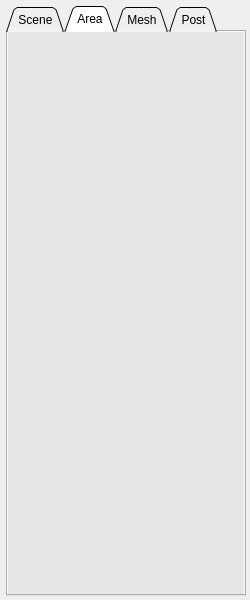
Before: the Qt Designer form ShaderEditor/qt/project/tweaker.ui in karajensen/shader-editor, drawn with Qt 5.
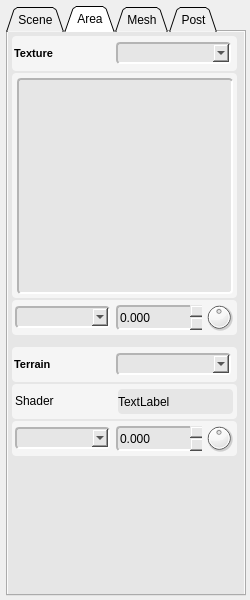
After: the same form once the commit is applied. The open tabs and pages were chosen to show the change.

Commit message: adding texture and terrain to qt

What changed in the file:
```diff
--- a/ShaderEditor/qt/project/tweaker.ui
+++ b/ShaderEditor/qt/project/tweaker.ui
@@ -1698,8 +1698,8 @@
         <rect>
          <x>0</x>
          <y>0</y>
-         <width>230</width>
-         <height>561</height>
+         <width>260</width>
+         <height>626</height>
         </rect>
        </property>
        <layout class="QVBoxLayout" name="lightLayout">
@@ -1713,7 +1713,789 @@
          <number>4</number>
         </property>
         <item>
-         <spacer name="_lightSpacer">
+         <widget class="QFrame" name="selectedTexture">
+          <property name="sizePolicy">
+           <sizepolicy hsizetype="Fixed" vsizetype="Fixed">
+            <horstretch>0</horstretch>
+            <verstretch>0</verstretch>
+           </sizepolicy>
+          </property>
+          <property name="minimumSize">
+           <size>
+            <width>225</width>
+            <height>35</height>
+           </size>
+          </property>
+          <property name="maximumSize">
+           <size>
+            <width>225</width>
+            <height>35</height>
+           </size>
+          </property>
+          <property name="styleSheet">
+           <string notr="true">background-color: rgb(245, 245, 245);
+border-radius: 4px;</string>
+          </property>
+          <property name="frameShape">
+           <enum>QFrame::Panel</enum>
+          </property>
+          <property name="frameShadow">
+           <enum>QFrame::Raised</enum>
+          </property>
+          <widget class="QLabel" name="selectedTexture_lbl">
+           <property name="geometry">
+            <rect>
+             <x>2</x>
+             <y>2</y>
+             <width>100</width>
+             <height>30</height>
+            </rect>
+           </property>
+           <property name="sizePolicy">
+            <sizepolicy hsizetype="Fixed" vsizetype="Fixed">
+             <horstretch>0</horstretch>
+             <verstretch>0</verstretch>
+            </sizepolicy>
+           </property>
+           <property name="minimumSize">
+            <size>
+             <width>100</width>
+             <height>30</height>
+            </size>
+           </property>
+           <property name="maximumSize">
+            <size>
+             <width>100</width>
+             <height>30</height>
+            </size>
+           </property>
+           <property name="font">
+            <font>
+             <pointsize>8</pointsize>
+             <weight>75</weight>
+             <bold>true</bold>
+            </font>
+           </property>
+           <property name="text">
+            <string>Texture</string>
+           </property>
+           <property name="margin">
+            <number>1</number>
+           </property>
+          </widget>
+          <widget class="QComboBox" name="selectedTexture_box">
+           <property name="geometry">
+            <rect>
+             <x>104</x>
+             <y>6</y>
+             <width>115</width>
+             <height>22</height>
+            </rect>
+           </property>
+           <property name="sizePolicy">
+            <sizepolicy hsizetype="Fixed" vsizetype="Fixed">
+             <horstretch>0</horstretch>
+             <verstretch>0</verstretch>
+            </sizepolicy>
+           </property>
+           <property name="minimumSize">
+            <size>
+             <width>115</width>
+             <height>22</height>
+            </size>
+           </property>
+           <property name="maximumSize">
+            <size>
+             <width>115</width>
+             <height>22</height>
+            </size>
+           </property>
+           <property name="baseSize">
+            <size>
+             <width>115</width>
+             <height>25</height>
+            </size>
+           </property>
+           <property name="styleSheet">
+            <string notr="true">background-color: rgb(230, 230, 230);
+border-top-color: rgb(180, 180, 180);
+border-left-color: rgb(180, 180, 180);
+border-bottom-color: rgb(255, 255, 255);
+border-right-color: rgb(255, 255, 255);
+border-style: solid;
+border-width: 2px;</string>
+           </property>
+           <property name="editable">
+            <bool>false</bool>
+           </property>
+           <property name="currentIndex">
+            <number>-1</number>
+           </property>
+           <property name="minimumContentsLength">
+            <number>0</number>
+           </property>
+           <property name="frame">
+            <bool>false</bool>
+           </property>
+          </widget>
+         </widget>
+        </item>
+        <item>
+         <widget class="QFrame" name="displayTexture">
+          <property name="sizePolicy">
+           <sizepolicy hsizetype="Fixed" vsizetype="Fixed">
+            <horstretch>0</horstretch>
+            <verstretch>0</verstretch>
+           </sizepolicy>
+          </property>
+          <property name="minimumSize">
+           <size>
+            <width>225</width>
+            <height>225</height>
+           </size>
+          </property>
+          <property name="maximumSize">
+           <size>
+            <width>225</width>
+            <height>225</height>
+           </size>
+          </property>
+          <property name="styleSheet">
+           <string notr="true">background-color: rgb(245, 245, 245);
+border-radius: 4px;</string>
+          </property>
+          <property name="frameShape">
+           <enum>QFrame::Panel</enum>
+          </property>
+          <property name="frameShadow">
+           <enum>QFrame::Raised</enum>
+          </property>
+          <widget class="QPushButton" name="displayTexture_btn">
+           <property name="geometry">
+            <rect>
+             <x>5</x>
+             <y>5</y>
+             <width>216</width>
+             <height>216</height>
+            </rect>
+           </property>
+           <property name="styleSheet">
+            <string notr="true">background-color: rgb(230, 230, 230);
+border-bottom-color: rgb(255, 255, 255);
+border-right-color: rgb(255, 255, 255);
+border-top-color: rgb(180, 180, 180);
+border-left-color: rgb(180, 180, 180);
+border-style: solid;
+border-width: 2px;</string>
+           </property>
+           <property name="text">
+            <string/>
+           </property>
+           <property name="default">
+            <bool>false</bool>
+           </property>
+          </widget>
+         </widget>
+        </item>
+        <item>
+         <widget class="QFrame" name="textureAttributes">
+          <property name="minimumSize">
+           <size>
+            <width>225</width>
+            <height>35</height>
+           </size>
+          </property>
+          <property name="maximumSize">
+           <size>
+            <width>225</width>
+            <height>35</height>
+           </size>
+          </property>
+          <property name="styleSheet">
+           <string notr="true">background-color: rgb(245, 245, 245);
+border-radius: 4px;</string>
+          </property>
+          <property name="frameShape">
+           <enum>QFrame::NoFrame</enum>
+          </property>
+          <property name="frameShadow">
+           <enum>QFrame::Plain</enum>
+          </property>
+          <property name="lineWidth">
+           <number>0</number>
+          </property>
+          <widget class="QDoubleSpinBox" name="textureAttributes_value">
+           <property name="geometry">
+            <rect>
+             <x>104</x>
+             <y>5</y>
+             <width>86</width>
+             <height>25</height>
+            </rect>
+           </property>
+           <property name="sizePolicy">
+            <sizepolicy hsizetype="Fixed" vsizetype="Fixed">
+             <horstretch>0</horstretch>
+             <verstretch>0</verstretch>
+            </sizepolicy>
+           </property>
+           <property name="minimumSize">
+            <size>
+             <width>86</width>
+             <height>25</height>
+            </size>
+           </property>
+           <property name="maximumSize">
+            <size>
+             <width>86</width>
+             <height>25</height>
+            </size>
+           </property>
+           <property name="styleSheet">
+            <string notr="true">background-color: rgb(230, 230, 230);
+border-top-color: rgb(180, 180, 180);
+border-left-color: rgb(180, 180, 180);
+border-bottom-color: rgb(255, 255, 255);
+border-right-color: rgb(255, 255, 255);
+border-style: solid;
+border-width: 2px;</string>
+           </property>
+           <property name="frame">
+            <bool>false</bool>
+           </property>
+           <property name="buttonSymbols">
+            <enum>QAbstractSpinBox::UpDownArrows</enum>
+           </property>
+           <property name="decimals">
+            <number>3</number>
+           </property>
+           <property name="minimum">
+            <double>-9999.000000000000000</double>
+           </property>
+           <property name="maximum">
+            <double>9999.000000000000000</double>
+           </property>
+           <property name="singleStep">
+            <double>0.050000000000000</double>
+           </property>
+          </widget>
+          <widget class="QDial" name="textureAttributes_dial">
+           <property name="geometry">
+            <rect>
+             <x>192</x>
+             <y>2</y>
+             <width>30</width>
+             <height>30</height>
+            </rect>
+           </property>
+           <property name="sizePolicy">
+            <sizepolicy hsizetype="Fixed" vsizetype="Fixed">
+             <horstretch>0</horstretch>
+             <verstretch>0</verstretch>
+            </sizepolicy>
+           </property>
+           <property name="minimumSize">
+            <size>
+             <width>30</width>
+             <height>30</height>
+            </size>
+           </property>
+           <property name="maximumSize">
+            <size>
+             <width>30</width>
+             <height>30</height>
+            </size>
+           </property>
+           <property name="styleSheet">
+            <string notr="true">border-width: 0px;</string>
+           </property>
+           <property name="minimum">
+            <number>-10000</number>
+           </property>
+           <property name="maximum">
+            <number>10000</number>
+           </property>
+          </widget>
+          <widget class="QComboBox" name="textureAttributes_box">
+           <property name="geometry">
+            <rect>
+             <x>3</x>
+             <y>6</y>
+             <width>95</width>
+             <height>22</height>
+            </rect>
+           </property>
+           <property name="sizePolicy">
+            <sizepolicy hsizetype="Fixed" vsizetype="Fixed">
+             <horstretch>0</horstretch>
+             <verstretch>0</verstretch>
+            </sizepolicy>
+           </property>
+           <property name="minimumSize">
+            <size>
+             <width>95</width>
+             <height>22</height>
+            </size>
+           </property>
+           <property name="maximumSize">
+            <size>
+             <width>90</width>
+             <height>22</height>
+            </size>
+           </property>
+           <property name="baseSize">
+            <size>
+             <width>90</width>
+             <height>25</height>
+            </size>
+           </property>
+           <property name="styleSheet">
+            <string notr="true">background-color: rgb(230, 230, 230);
+border-top-color: rgb(180, 180, 180);
+border-left-color: rgb(180, 180, 180);
+border-bottom-color: rgb(255, 255, 255);
+border-right-color: rgb(255, 255, 255);
+border-style: solid;
+border-width: 2px;</string>
+           </property>
+           <property name="frame">
+            <bool>false</bool>
+           </property>
+          </widget>
+         </widget>
+        </item>
+        <item>
+         <spacer name="_meshSpacer_5">
+          <property name="orientation">
+           <enum>Qt::Vertical</enum>
+          </property>
+          <property name="sizeType">
+           <enum>QSizePolicy::Fixed</enum>
+          </property>
+          <property name="sizeHint" stdset="0">
+           <size>
+            <width>20</width>
+            <height>10</height>
+           </size>
+          </property>
+         </spacer>
+        </item>
+        <item>
+         <widget class="QFrame" name="selectedTerrain">
+          <property name="sizePolicy">
+           <sizepolicy hsizetype="Fixed" vsizetype="Fixed">
+            <horstretch>0</horstretch>
+            <verstretch>0</verstretch>
+           </sizepolicy>
+          </property>
+          <property name="minimumSize">
+           <size>
+            <width>225</width>
+            <height>35</height>
+           </size>
+          </property>
+          <property name="maximumSize">
+           <size>
+            <width>225</width>
+            <height>35</height>
+           </size>
+          </property>
+          <property name="styleSheet">
+           <string notr="true">background-color: rgb(245, 245, 245);
+border-radius: 4px;</string>
+          </property>
+          <property name="frameShape">
+           <enum>QFrame::Panel</enum>
+          </property>
+          <property name="frameShadow">
+           <enum>QFrame::Raised</enum>
+          </property>
+          <widget class="QLabel" name="selectedTerrain_lbl">
+           <property name="geometry">
+            <rect>
+             <x>2</x>
+             <y>2</y>
+             <width>100</width>
+             <height>30</height>
+            </rect>
+           </property>
+           <property name="sizePolicy">
+            <sizepolicy hsizetype="Fixed" vsizetype="Fixed">
+             <horstretch>0</horstretch>
+             <verstretch>0</verstretch>
+            </sizepolicy>
+           </property>
+           <property name="minimumSize">
+            <size>
+             <width>100</width>
+             <height>30</height>
+            </size>
+           </property>
+           <property name="maximumSize">
+            <size>
+             <width>100</width>
+             <height>30</height>
+            </size>
+           </property>
+           <property name="font">
+            <font>
+             <pointsize>8</pointsize>
+             <weight>75</weight>
+             <bold>true</bold>
+            </font>
+           </property>
+           <property name="text">
+            <string>Terrain</string>
+           </property>
+           <property name="margin">
+            <number>1</number>
+           </property>
+          </widget>
+          <widget class="QComboBox" name="selectedTerrain_box">
+           <property name="geometry">
+            <rect>
+             <x>104</x>
+             <y>6</y>
+             <width>115</width>
+             <height>22</height>
+            </rect>
+           </property>
+           <property name="sizePolicy">
+            <sizepolicy hsizetype="Fixed" vsizetype="Fixed">
+             <horstretch>0</horstretch>
+             <verstretch>0</verstretch>
+            </sizepolicy>
+           </property>
+           <property name="minimumSize">
+            <size>
+             <width>115</width>
+             <height>22</height>
+            </size>
+           </property>
+           <property name="maximumSize">
+            <size>
+             <width>115</width>
+             <height>22</height>
+            </size>
+           </property>
+           <property name="baseSize">
+            <size>
+             <width>115</width>
+             <height>25</height>
+            </size>
+           </property>
+           <property name="styleSheet">
+            <string notr="true">background-color: rgb(230, 230, 230);
+border-top-color: rgb(180, 180, 180);
+border-left-color: rgb(180, 180, 180);
+border-bottom-color: rgb(255, 255, 255);
+border-right-color: rgb(255, 255, 255);
+border-style: solid;
+border-width: 2px;</string>
+           </property>
+           <property name="editable">
+            <bool>false</bool>
+           </property>
+           <property name="currentIndex">
+            <number>-1</number>
+           </property>
+           <property name="minimumContentsLength">
+            <number>0</number>
+           </property>
+           <property name="frame">
+            <bool>false</bool>
+           </property>
+          </widget>
+         </widget>
+        </item>
+        <item>
+         <widget class="QFrame" name="terrainShader">
+          <property name="sizePolicy">
+           <sizepolicy hsizetype="Fixed" vsizetype="Fixed">
+            <horstretch>0</horstretch>
+            <verstretch>0</verstretch>
+           </sizepolicy>
+          </property>
+          <property name="minimumSize">
+           <size>
+            <width>225</width>
+            <height>35</height>
+           </size>
+          </property>
+          <property name="maximumSize">
+           <size>
+            <width>225</width>
+            <height>35</height>
+           </size>
+          </property>
+          <property name="styleSheet">
+           <string notr="true">background-color: rgb(245, 245, 245);
+border-radius: 4px;</string>
+          </property>
+          <property name="frameShape">
+           <enum>QFrame::Panel</enum>
+          </property>
+          <property name="frameShadow">
+           <enum>QFrame::Raised</enum>
+          </property>
+          <widget class="QLabel" name="terrainShader_lbl">
+           <property name="geometry">
+            <rect>
+             <x>3</x>
+             <y>2</y>
+             <width>100</width>
+             <height>30</height>
+            </rect>
+           </property>
+           <property name="sizePolicy">
+            <sizepolicy hsizetype="Fixed" vsizetype="Fixed">
+             <horstretch>0</horstretch>
+             <verstretch>0</verstretch>
+            </sizepolicy>
+           </property>
+           <property name="minimumSize">
+            <size>
+             <width>100</width>
+             <height>30</height>
+            </size>
+           </property>
+           <property name="maximumSize">
+            <size>
+             <width>100</width>
+             <height>30</height>
+            </size>
+           </property>
+           <property name="font">
+            <font>
+             <weight>50</weight>
+             <bold>false</bold>
+            </font>
+           </property>
+           <property name="text">
+            <string>Shader</string>
+           </property>
+          </widget>
+          <widget class="QLabel" name="terrainShader_text">
+           <property name="geometry">
+            <rect>
+             <x>106</x>
+             <y>5</y>
+             <width>115</width>
+             <height>25</height>
+            </rect>
+           </property>
+           <property name="sizePolicy">
+            <sizepolicy hsizetype="Expanding" vsizetype="Expanding">
+             <horstretch>0</horstretch>
+             <verstretch>0</verstretch>
+            </sizepolicy>
+           </property>
+           <property name="minimumSize">
+            <size>
+             <width>115</width>
+             <height>25</height>
+            </size>
+           </property>
+           <property name="maximumSize">
+            <size>
+             <width>115</width>
+             <height>25</height>
+            </size>
+           </property>
+           <property name="autoFillBackground">
+            <bool>false</bool>
+           </property>
+           <property name="styleSheet">
+            <string notr="true">background-color: rgb(230, 230, 230);
+</string>
+           </property>
+           <property name="frameShape">
+            <enum>QFrame::NoFrame</enum>
+           </property>
+           <property name="frameShadow">
+            <enum>QFrame::Plain</enum>
+           </property>
+           <property name="lineWidth">
+            <number>0</number>
+           </property>
+           <property name="text">
+            <string>TextLabel</string>
+           </property>
+           <property name="margin">
+            <number>3</number>
+           </property>
+          </widget>
+         </widget>
+        </item>
+        <item>
+         <widget class="QFrame" name="terrainAttributes">
+          <property name="minimumSize">
+           <size>
+            <width>225</width>
+            <height>35</height>
+           </size>
+          </property>
+          <property name="maximumSize">
+           <size>
+            <width>225</width>
+            <height>35</height>
+           </size>
+          </property>
+          <property name="styleSheet">
+           <string notr="true">background-color: rgb(245, 245, 245);
+border-radius: 4px;</string>
+          </property>
+          <property name="frameShape">
+           <enum>QFrame::NoFrame</enum>
+          </property>
+          <property name="frameShadow">
+           <enum>QFrame::Plain</enum>
+          </property>
+          <property name="lineWidth">
+           <number>0</number>
+          </property>
+          <widget class="QDoubleSpinBox" name="terrainAttributes_value">
+           <property name="geometry">
+            <rect>
+             <x>104</x>
+             <y>5</y>
+             <width>86</width>
+             <height>25</height>
+            </rect>
+           </property>
+           <property name="sizePolicy">
+            <sizepolicy hsizetype="Fixed" vsizetype="Fixed">
+             <horstretch>0</horstretch>
+             <verstretch>0</verstretch>
+            </sizepolicy>
+           </property>
+           <property name="minimumSize">
+            <size>
+             <width>86</width>
+             <height>25</height>
+            </size>
+           </property>
+           <property name="maximumSize">
+            <size>
+             <width>86</width>
+             <height>25</height>
+            </size>
+           </property>
+           <property name="styleSheet">
+            <string notr="true">background-color: rgb(230, 230, 230);
+border-top-color: rgb(180, 180, 180);
+border-left-color: rgb(180, 180, 180);
+border-bottom-color: rgb(255, 255, 255);
+border-right-color: rgb(255, 255, 255);
+border-style: solid;
+border-width: 2px;</string>
+           </property>
+           <property name="frame">
+            <bool>false</bool>
+           </property>
+           <property name="buttonSymbols">
+            <enum>QAbstractSpinBox::UpDownArrows</enum>
+           </property>
+           <property name="decimals">
+            <number>3</number>
+           </property>
+           <property name="minimum">
+            <double>-9999.000000000000000</double>
+           </property>
+           <property name="maximum">
+            <double>9999.000000000000000</double>
+           </property>
+           <property name="singleStep">
+            <double>0.050000000000000</double>
+           </property>
+          </widget>
+          <widget class="QDial" name="terrainAttributes_dial">
+           <property name="geometry">
+            <rect>
+             <x>192</x>
+             <y>2</y>
+             <width>30</width>
+             <height>30</height>
+            </rect>
+           </property>
+           <property name="sizePolicy">
+            <sizepolicy hsizetype="Fixed" vsizetype="Fixed">
+             <horstretch>0</horstretch>
+             <verstretch>0</verstretch>
+            </sizepolicy>
+           </property>
+           <property name="minimumSize">
+            <size>
+             <width>30</width>
+             <height>30</height>
+            </size>
+           </property>
+           <property name="maximumSize">
+            <size>
+             <width>30</width>
+             <height>30</height>
+            </size>
+           </property>
+           <property name="styleSheet">
+            <string notr="true">border-width: 0px;</string>
+           </property>
+           <property name="minimum">
+            <number>-10000</number>
+           </property>
+           <property name="maximum">
+            <number>10000</number>
+           </property>
+          </widget>
+          <widget class="QComboBox" name="terrainAttributes_box">
+           <property name="geometry">
+            <rect>
+             <x>3</x>
+             <y>6</y>
+             <width>95</width>
+             <height>22</height>
+            </rect>
+           </property>
+           <property name="sizePolicy">
+            <sizepolicy hsizetype="Fixed" vsizetype="Fixed">
+             <horstretch>0</horstretch>
+             <verstretch>0</verstretch>
+            </sizepolicy>
+           </property>
+           <property name="minimumSize">
+            <size>
+             <width>95</width>
+             <height>22</height>
+            </size>
+           </property>
+           <property name="maximumSize">
+            <size>
+             <width>90</width>
+             <height>22</height>
+            </size>
+           </property>
+           <property name="baseSize">
+            <size>
+             <width>90</width>
+             <height>25</height>
+            </size>
+           </property>
+           <property name="styleSheet">
+            <string notr="true">background-color: rgb(230, 230, 230);
+border-top-color: rgb(180, 180, 180);
+border-left-color: rgb(180, 180, 180);
+border-bottom-color: rgb(255, 255, 255);
+border-right-color: rgb(255, 255, 255);
+border-style: solid;
+border-width: 2px;</string>
+           </property>
+           <property name="frame">
+            <bool>false</bool>
+           </property>
+          </widget>
+         </widget>
+        </item>
+        <item>
+         <spacer name="_areaSpacer">
           <property name="orientation">
            <enum>Qt::Vertical</enum>
           </property>
```
Left out of the diff: 11 changed lines with no effect on the pictures. The commit also changes 31 other files.
